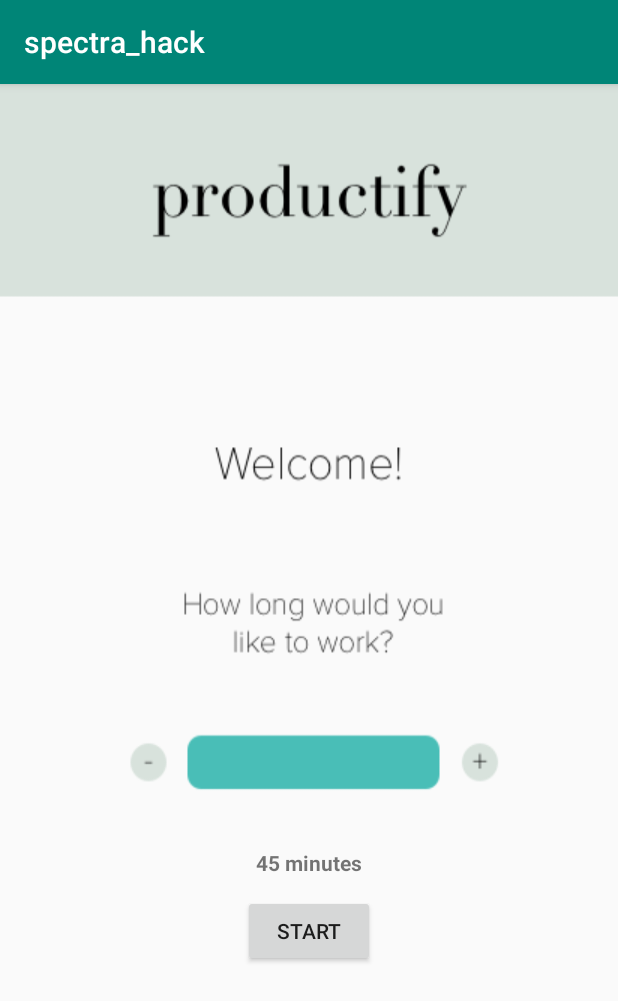
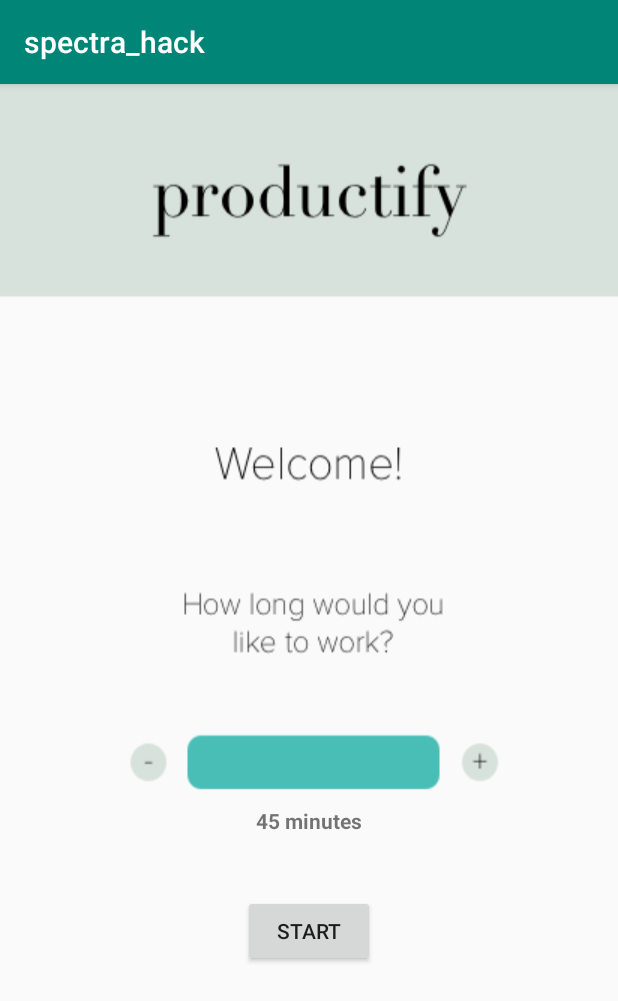
Before and after one commit to msli2/spectra_hack, an Android app: the SelectWorkTime screen opened directly, with no data from a screen before it, on a phone screen of 412 x 824 dp. Shown: the top 1001 px of the screen. Run offline under Robolectric (Android 15) with nearby library versions, the phone set to English and light mode, and no system bars.

Commit message:
45 minutes

```diff
--- a/app/src/main/res/layout/select_work_time.xml
+++ b/app/src/main/res/layout/select_work_time.xml
@@ -22,7 +22,7 @@
         android:layout_height="wrap_content"
         android:layout_alignParentBottom="true"
         android:layout_centerHorizontal="true"
-        android:layout_marginBottom="239dp"
+        android:layout_marginBottom="267dp"
         android:text="45 minutes"
         android:textAlignment="center"
         android:textStyle="bold" />
```
